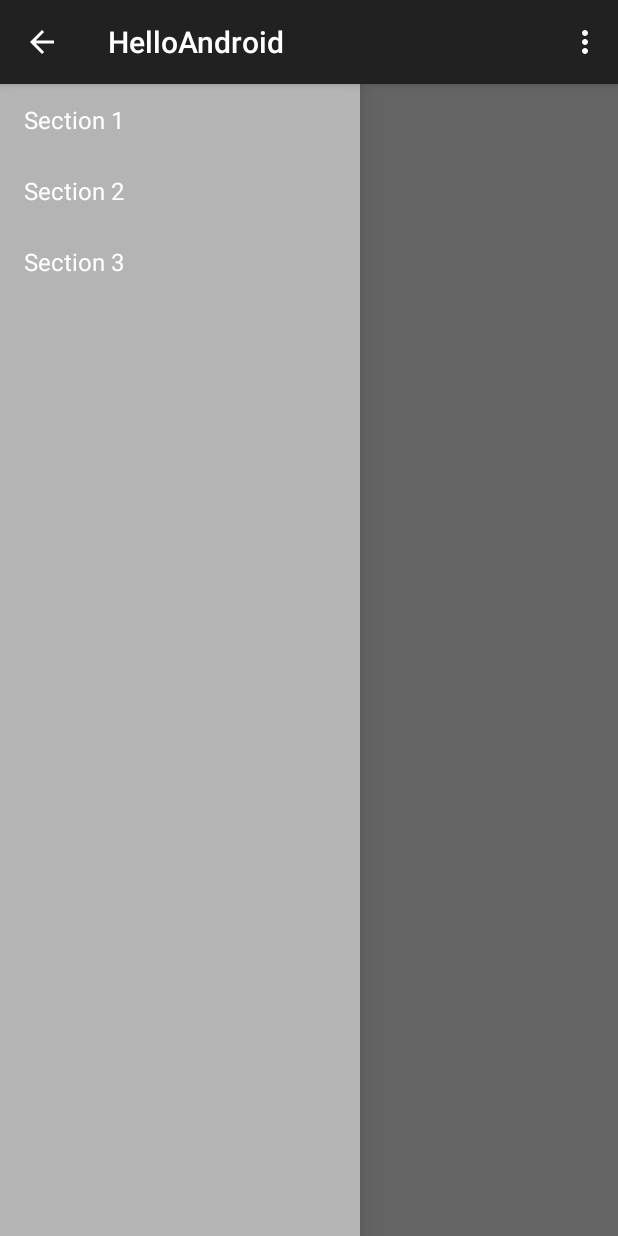
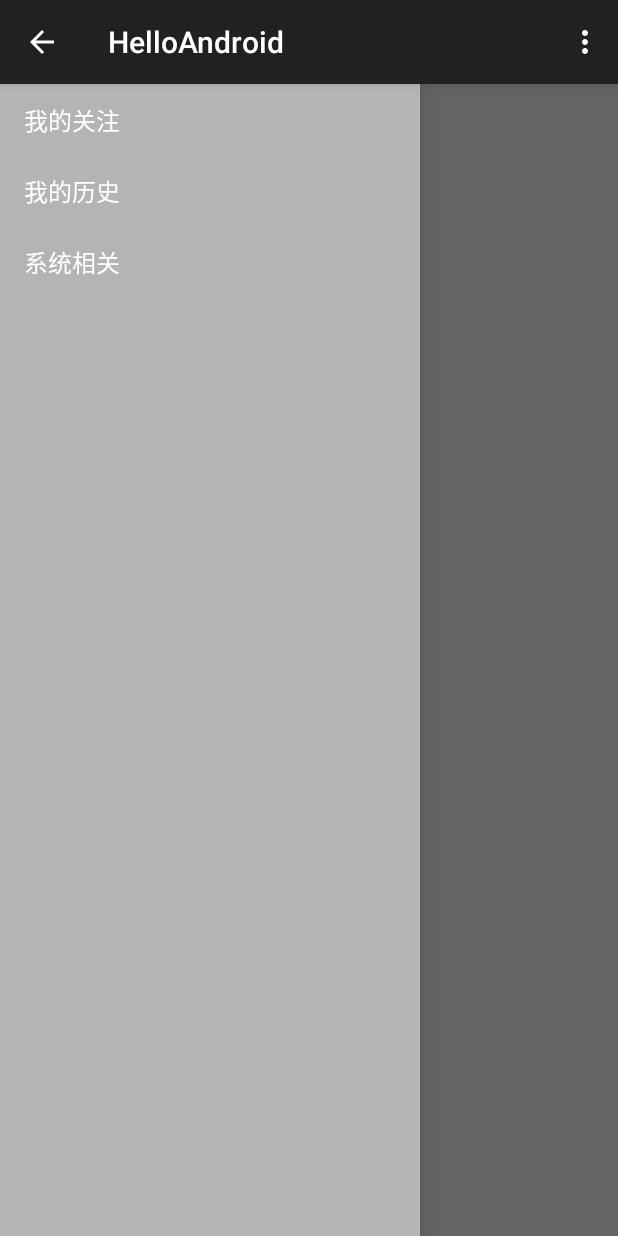
Before and after one commit to rankun203/HelloAndroid, an Android app: the screen it shows after launch (MainActivity), on a phone screen of 412 x 824 dp. Run offline under Robolectric (Android 15) with nearby library versions, the phone set to English and light mode, and no system bars; 2 statements that could not run were skipped.

Commit message:
添加Actionbar_Activity

```diff
--- /dev/null
+++ b/HelloActionBar/src/main/res/layout/actionbar_activity.xml
@@ -0,0 +1,7 @@
+<?xml version="1.0" encoding="utf-8"?>
+
+<LinearLayout xmlns:android="http://schemas.android.com/apk/res/android"
+    android:orientation="vertical" android:layout_width="match_parent"
+    android:layout_height="match_parent">
+
+</LinearLayout>
--- a/HelloActionBar/src/main/res/values/dimens.xml
+++ b/HelloActionBar/src/main/res/values/dimens.xml
@@ -5,5 +5,5 @@
 
         <!-- Per the design guidelines, navigation drawers should be between 240dp and 320dp:
          https://developer.android.com/design/patterns/navigation-drawer.html -->
-    <dimen name="navigation_drawer_width">240dp</dimen>
+    <dimen name="navigation_drawer_width">280dp</dimen>
 </resources>
--- a/HelloActionBar/src/main/res/values/strings.xml
+++ b/HelloActionBar/src/main/res/values/strings.xml
@@ -2,12 +2,12 @@
 <resources>
 
     <string name="app_name">HelloAndroid</string>
-    <string name="title_section1">Section 1</string>
-    <string name="title_section2">Section 2</string>
-    <string name="title_section3">Section 3</string>
-    <string name="navigation_drawer_open">Open navigation drawer</string>
-    <string name="navigation_drawer_close">Close navigation drawer</string>
-    <string name="action_example">Example action</string>
-    <string name="action_settings">Settings</string>
+    <string name="title_section1">我的关注</string>
+    <string name="title_section2">我的历史</string>
+    <string name="title_section3">系统相关</string>
+    <string name="navigation_drawer_open">打开导航</string>
+    <string name="navigation_drawer_close">关闭导航</string>
+    <string name="action_example">添加关注</string>
+    <string name="action_settings">设置</string>
 
 </resources>
```
